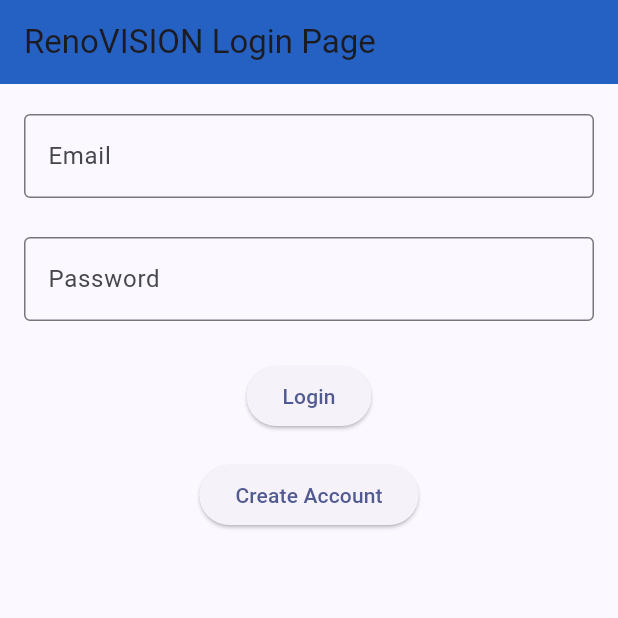
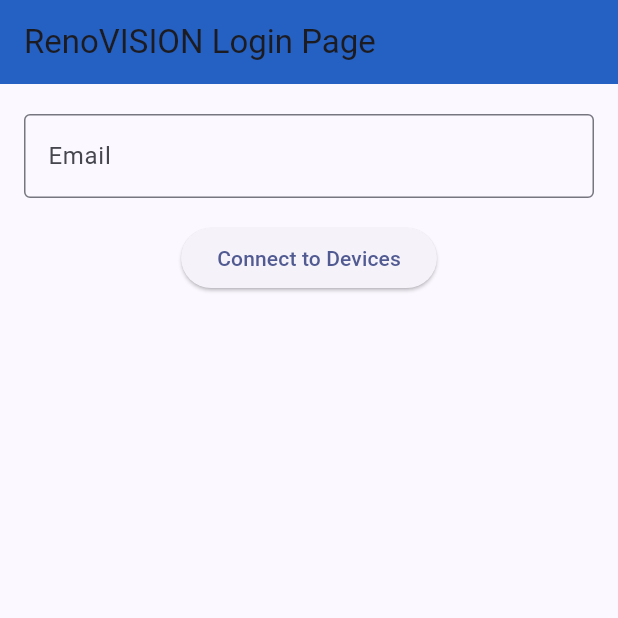
Before and after one commit to WhyNotCod/CollegeProjectApp, a Flutter app: the screen it shows after launch, on a phone screen of 412 x 824 dp, the top half of it. Run offline on Flutter 3.47's test engine with Material 3 defaults, Android fonts, the phone set to English and light mode, and no system bars.

Commit message:
main page to register device

```diff
--- a/lib/main.dart
+++ b/lib/main.dart
@@ -1,6 +1,7 @@
 import 'package:flutter/material.dart';
 import 'home_page.dart';
 import 'create_acc.dart';
+import 'device_reg.dart';
 //import 'package:http/http.dart' as http;
 
 void main() {
@@ -39,33 +40,6 @@ class MyApp extends StatelessWidget {
     );
   }
 }
-
-// class CreateAccountState extends StatefulWidget {
-//   @override
-//   _CreateAccountState createState() => _CreateAccountState();
-// }
-
-// class _CreateAccountState extends State<CreateAccountState> {
-//   Widget build(BuildContext context) {
-//     return Padding(
-//       padding: const EdgeInsets.symmetric(horizontal: 8, vertical: 11.0),
-//       child: Center(
-//         child: ElevatedButton(
-//           child: const Text('Create Account'),
-//           onPressed: () {
-//             // Navigate the user to the Create Account page
-//             Navigator.push(
-//               context,
-//               MaterialPageRoute(
-//                 builder: (context) => AccPage(),
-//               ),
-//             );
-//           },
-//         ),
-//       ),
-//     );
-//   }
-// }
 
 class LoginPage extends StatefulWidget {
   const LoginPage({super.key, required this.title});
@@ -135,61 +109,78 @@ class _LoginPageState extends State<LoginPage> {
                         },
                       ),
                     ),
+                    // Padding(
+                    //   padding: const EdgeInsets.symmetric(
+                    //       horizontal: 8, vertical: 16),
+                    //   child: TextFormField(
+                    //     controller: passwordController,
+                    //     obscureText: true,
+                    //     decoration: const InputDecoration(
+                    //         border: OutlineInputBorder(),
+                    //         labelText: "Password"),
+                    //     validator: (value) {
+                    //       if (value == null || value.isEmpty) {
+                    //         return 'Please enter your password';
+                    //       }
+                    //       return null;
+                    //     },
+                    //   ),
+                    // ),
+                    // Padding(
+                    //   padding: const EdgeInsets.symmetric(
+                    //       horizontal: 8, vertical: 10.0),
+                    //   //key: _formKey,
+                    //   child: Center(
+                    //     child: ElevatedButton(
+                    //       child: const Text('Login'),
+                    //       onPressed: () {
+                    //         if (_formKey.currentState!.validate()) {
+                    //           // Navigate the user to the Home page
+                    //           Navigator.push(
+                    //             context,
+                    //             MaterialPageRoute(
+                    //                 builder: (context) => const HomePage()),
+                    //           );
+                    //         } else {
+                    //           ScaffoldMessenger.of(context).showSnackBar(
+                    //             const SnackBar(
+                    //                 content: Text('Please fill input')),
+                    //           );
+                    //         }
+                    //       },
+                    //     ),
+                    //   ),
+                    // ),
+                    // Padding(
+                    //   padding: const EdgeInsets.symmetric(
+                    //       horizontal: 8, vertical: 8.0),
+                    //   //key: _formKey,
+                    //   child: Center(
+                    //     child: ElevatedButton(
+                    //       child: const Text('Create Account'),
+                    //       onPressed: () {
+                    //         // Navigate the user to the Home page
+                    //         Navigator.push(
+                    //           context,
+                    //           MaterialPageRoute(
+                    //               builder: (context) => AccPage()),
+                    //         );
+                    //       },
+                    //     ),
+                    //   ),
+                    // ),
                     Padding(
                       padding: const EdgeInsets.symmetric(
-                          horizontal: 8, vertical: 16),
-                      child: TextFormField(
-                        controller: passwordController,
-                        obscureText: true,
-                        decoration: const InputDecoration(
-                            border: OutlineInputBorder(),
-                            labelText: "Password"),
-                        validator: (value) {
-                          if (value == null || value.isEmpty) {
-                            return 'Please enter your password';
-                          }
-                          return null;
-                        },
-                      ),
-                    ),
-                    Padding(
-                      padding: const EdgeInsets.symmetric(
-                          horizontal: 8, vertical: 10.0),
+                          horizontal: 8, vertical: 6.0),
                       //key: _formKey,
                       child: Center(
                         child: ElevatedButton(
-                          child: const Text('Login'),
-                          onPressed: () {
-                            if (_formKey.currentState!.validate()) {
-                              // Navigate the user to the Home page
-                              Navigator.push(
-                                context,
-                                MaterialPageRoute(
-                                    builder: (context) => const HomePage()),
-                              );
-                            } else {
-                              ScaffoldMessenger.of(context).showSnackBar(
-                                const SnackBar(
-                                    content: Text('Please fill input')),
-                              );
-                            }
-                          },
-                        ),
-                      ),
-                    ),
-                    Padding(
-                      padding: const EdgeInsets.symmetric(
-                          horizontal: 8, vertical: 8.0),
-                      //key: _formKey,
-                      child: Center(
-                        child: ElevatedButton(
-                          child: const Text('Create Account'),
+                          child: const Text('Connect to Devices'),
                           onPressed: () {
                             // Navigate the user to the Home page
                             Navigator.push(
                               context,
-                              MaterialPageRoute(
-                                  builder: (context) => AccPage()),
+                              MaterialPageRoute(builder: (context) => DevReg()),
                             );
                           },
                         ),
--- a/pubspec.yaml
+++ b/pubspec.yaml
@@ -38,7 +38,7 @@ dependencies:
   http: ^1.2.2
   flutter_secure_storage: ^9.2.2
   flutter_session_jwt: ^0.0.7
-  auth0_flutter: ^1.7.2
+  #auth0_flutter: ^1.7.2
   #flutter_blue: ^0.8.0
   #flutter_blue_plus: ^1.34.5
   #flutter_bluetooth_plus: ^0.1.16
```
Also changed, not shown: pubspec.lock, 1 other file.
